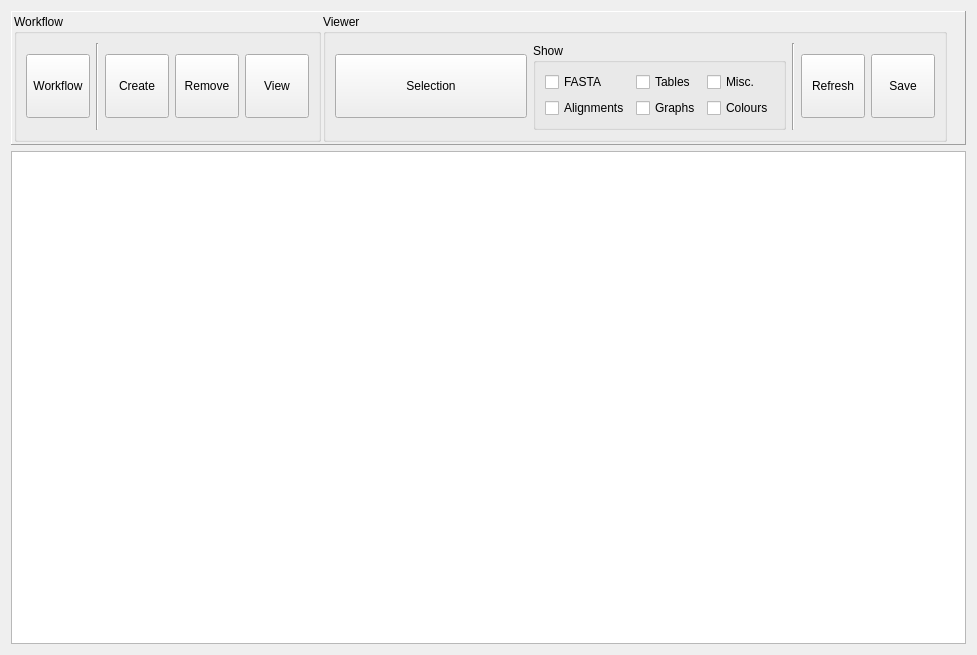
Before: the Qt Designer form groot/frontends/gui/forms/designer/frm_big_text_designer.ui in JMcInerneyLab/groot, drawn with Qt 5.
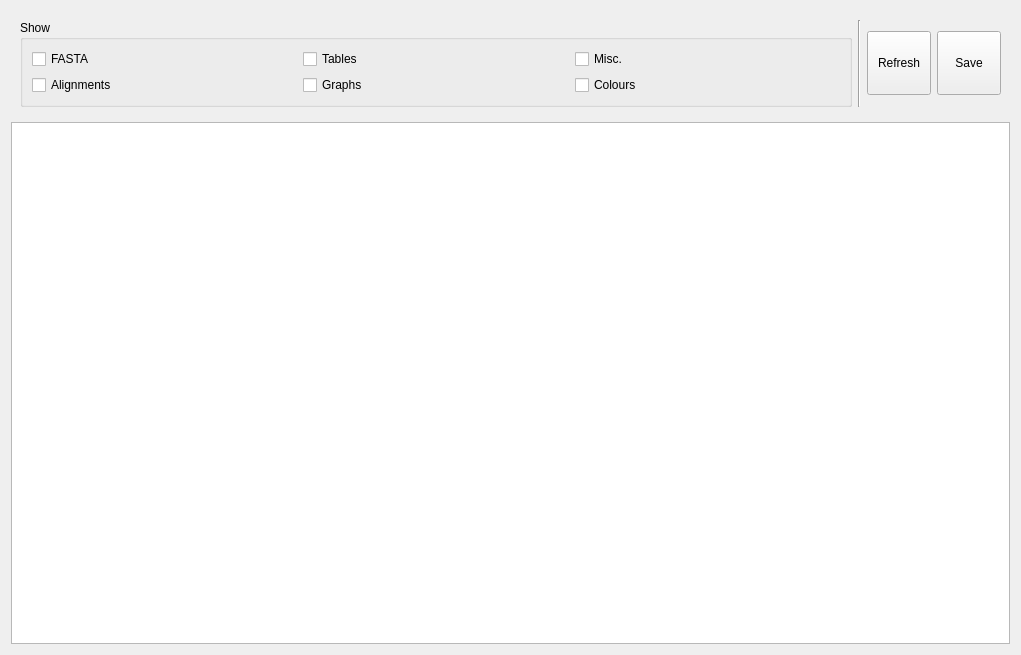
After: the same form once the commit is applied. Icons and pictures are not drawn.

```diff
--- a/groot/frontends/gui/forms/designer/frm_big_text_designer.ui
+++ b/groot/frontends/gui/forms/designer/frm_big_text_designer.ui
@@ -6,7 +6,7 @@
    <rect>
     <x>0</x>
     <y>0</y>
-    <width>977</width>
+    <width>1021</width>
     <height>655</height>
    </rect>
   </property>
@@ -15,211 +15,8 @@
   </property>
   <layout class="QVBoxLayout" name="verticalLayout">
    <item>
-    <widget class="QFrame" name="frame">
-     <property name="frameShape">
-      <enum>QFrame::Panel</enum>
-     </property>
-     <property name="frameShadow">
-      <enum>QFrame::Raised</enum>
-     </property>
-     <layout class="QHBoxLayout" name="horizontalLayout">
-      <property name="spacing">
-       <number>2</number>
-      </property>
-      <property name="leftMargin">
-       <number>2</number>
-      </property>
-      <property name="topMargin">
-       <number>2</number>
-      </property>
-      <property name="rightMargin">
-       <number>2</number>
-      </property>
-      <property name="bottomMargin">
-       <number>2</number>
-      </property>
-      <item>
-       <widget class="QGroupBox" name="GRP_WORKFLOW">
-        <property name="title">
-         <string>Workflow</string>
-        </property>
-        <layout class="QHBoxLayout" name="horizontalLayout_2">
-         <item>
-          <widget class="QToolButton" name="BTN_WORKFLOW">
-           <property name="minimumSize">
-            <size>
-             <width>64</width>
-             <height>64</height>
-            </size>
-           </property>
-           <property name="maximumSize">
-            <size>
-             <width>64</width>
-             <height>64</height>
-            </size>
-           </property>
-           <property name="text">
-            <string>Workflow</string>
-           </property>
-           <property name="icon">
-            <iconset resource="../../../../../../intermake/intermake/hosts/frontends/gui_qt/designer/resource_files/resources.qrc">
-             <normaloff>:/intermake/dropdown.svg</normaloff>:/intermake/dropdown.svg</iconset>
-           </property>
-           <property name="iconSize">
-            <size>
-             <width>32</width>
-             <height>32</height>
-            </size>
-           </property>
-           <property name="toolButtonStyle">
-            <enum>Qt::ToolButtonTextUnderIcon</enum>
-           </property>
-          </widget>
-         </item>
-         <item>
-          <widget class="Line" name="line_2">
-           <property name="orientation">
-            <enum>Qt::Vertical</enum>
-           </property>
-          </widget>
-         </item>
-         <item>
-          <widget class="QToolButton" name="BTN_CREATE">
-           <property name="minimumSize">
-            <size>
-             <width>64</width>
-             <height>64</height>
-            </size>
-           </property>
-           <property name="maximumSize">
-            <size>
-             <width>64</width>
-             <height>64</height>
-            </size>
-           </property>
-           <property name="text">
-            <string>Create</string>
-           </property>
-           <property name="icon">
-            <iconset resource="../resources/resources.qrc">
-             <normaloff>:/groot/create.svg</normaloff>:/groot/create.svg</iconset>
-           </property>
-           <property name="iconSize">
-            <size>
-             <width>32</width>
-             <height>32</height>
-            </size>
-           </property>
-           <property name="toolButtonStyle">
-            <enum>Qt::ToolButtonTextUnderIcon</enum>
-           </property>
-          </widget>
-         </item>
-         <item>
-          <widget class="QToolButton" name="BTN_REMOVE">
-           <property name="minimumSize">
-            <size>
-             <width>64</width>
-             <height>64</height>
-            </size>
-           </property>
-           <property name="maximumSize">
-            <size>
-             <width>64</width>
-             <height>64</height>
-            </size>
-           </property>
-           <property name="text">
-            <string>Remove</string>
-           </property>
-           <property name="icon">
-            <iconset resource="../resources/resources.qrc">
-             <normaloff>:/groot/remove.svg</normaloff>:/groot/remove.svg</iconset>
-           </property>
-           <property name="iconSize">
-            <size>
-             <width>32</width>
-             <height>32</height>
-            </size>
-           </property>
-           <property name="toolButtonStyle">
-            <enum>Qt::ToolButtonTextUnderIcon</enum>
-           </property>
-          </widget>
-         </item>
-         <item>
-          <widget class="QToolButton" name="BTN_VIEW">
-           <property name="minimumSize">
-            <size>
-             <width>64</width>
-             <height>64</height>
-            </size>
-           </property>
-           <property name="maximumSize">
-            <size>
-             <width>64</width>
-             <height>64</height>
-            </size>
-           </property>
-           <property name="text">
-            <string>View</string>
-           </property>
-           <property name="icon">
-            <iconset resource="../resources/resources.qrc">
-             <normaloff>:/groot/view.svg</normaloff>:/groot/view.svg</iconset>
-           </property>
-           <property name="iconSize">
-            <size>
-             <width>32</width>
-             <height>32</height>
-            </size>
-           </property>
-           <property name="toolButtonStyle">
-            <enum>Qt::ToolButtonTextUnderIcon</enum>
-           </property>
-          </widget>
-         </item>
-        </layout>
-       </widget>
-      </item>
-      <item>
-       <widget class="QGroupBox" name="groupBox">
-        <property name="title">
-         <string>Viewer</string>
-        </property>
+    <widget class="QFrame" name="FRA_TOOLBAR">
         <layout class="QHBoxLayout" name="horizontalLayout_3">
-         <item>
-          <widget class="QToolButton" name="BTN_SELECTION">
-           <property name="minimumSize">
-            <size>
-             <width>192</width>
-             <height>64</height>
-            </size>
-           </property>
-           <property name="maximumSize">
-            <size>
-             <width>192</width>
-             <height>64</height>
-            </size>
-           </property>
-           <property name="text">
-            <string>Selection</string>
-           </property>
-           <property name="icon">
-            <iconset resource="../resources/resources.qrc">
-             <normaloff>:/groot/check.svg</normaloff>:/groot/check.svg</iconset>
-           </property>
-           <property name="iconSize">
-            <size>
-             <width>32</width>
-             <height>32</height>
-            </size>
-           </property>
-           <property name="toolButtonStyle">
-            <enum>Qt::ToolButtonTextBesideIcon</enum>
-           </property>
-          </widget>
-         </item>
          <item>
           <widget class="QGroupBox" name="gridGroupBox">
            <property name="title">
@@ -358,22 +155,6 @@
        </widget>
       </item>
       <item>
-       <spacer name="horizontalSpacer">
-        <property name="orientation">
-         <enum>Qt::Horizontal</enum>
-        </property>
-        <property name="sizeHint" stdset="0">
-         <size>
-          <width>40</width>
-          <height>20</height>
-         </size>
-        </property>
-       </spacer>
-      </item>
-     </layout>
-    </widget>
-   </item>
-   <item>
     <widget class="QTextBrowser" name="TXT_MAIN"/>
    </item>
   </layout>
```
Left out of the diff: 2 changed lines with no effect on the pictures. Lines whose indentation alone changed are shown as unchanged.
